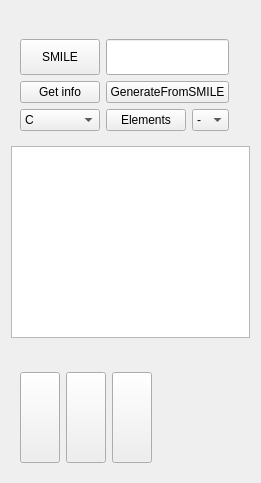
Aspor/moleculeIdentificator, file editorview.ui: the form before one commit.
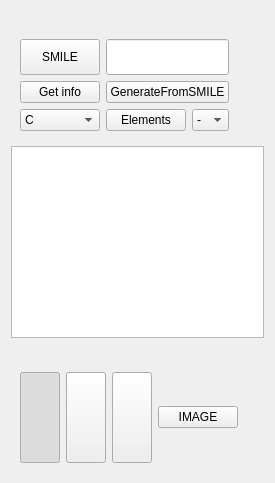
The form after the commit. Icons and pictures are not drawn.

Commit message: Added image regocnition for generating molecule skletons Tweaked SMILE generation

Diff of the .ui file:
```diff
--- a/editorview.ui
+++ b/editorview.ui
@@ -6,7 +6,7 @@
    <rect>
     <x>0</x>
     <y>0</y>
-    <width>261</width>
+    <width>275</width>
     <height>483</height>
    </rect>
   </property>
@@ -48,6 +48,12 @@
          <property name="checkable">
           <bool>true</bool>
          </property>
+         <property name="checked">
+          <bool>true</bool>
+         </property>
+         <property name="autoDefault">
+          <bool>false</bool>
+         </property>
          <attribute name="buttonGroup">
           <string notr="true">buttonGroup</string>
          </attribute>
@@ -114,6 +120,13 @@
          </attribute>
         </widget>
        </item>
+       <item>
+        <widget class="QPushButton" name="buttonImage">
+         <property name="text">
+          <string>IMAGE</string>
+         </property>
+        </widget>
+       </item>
       </layout>
      </widget>
     </widget>
```
The commit also changes 15 other files.
